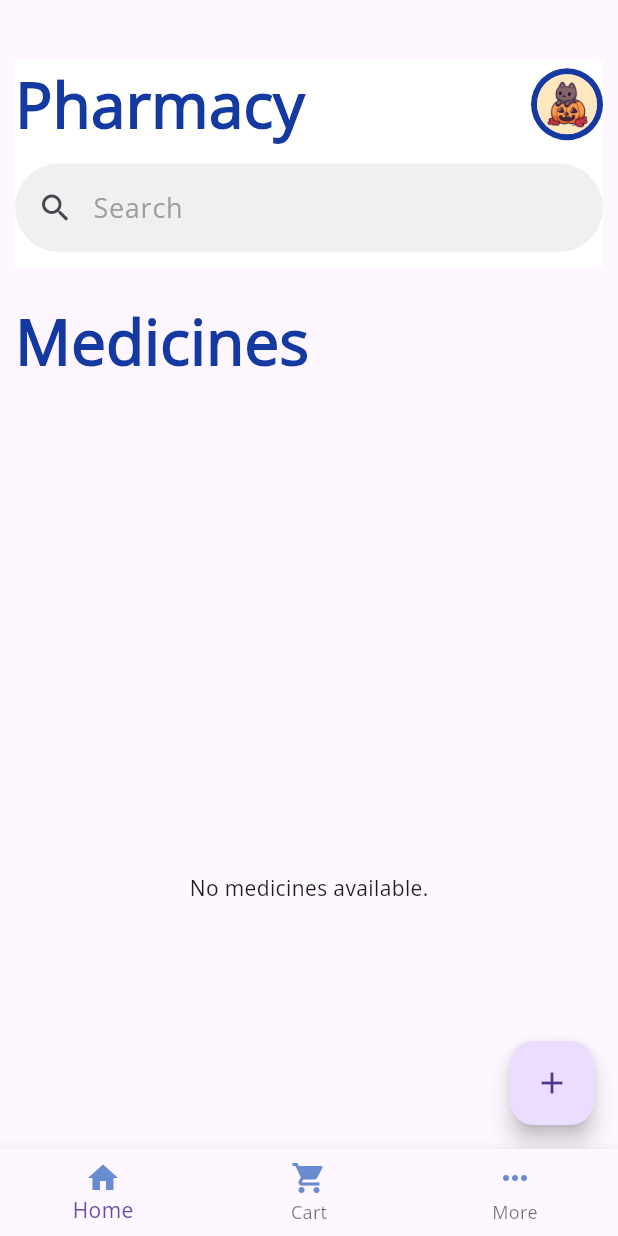
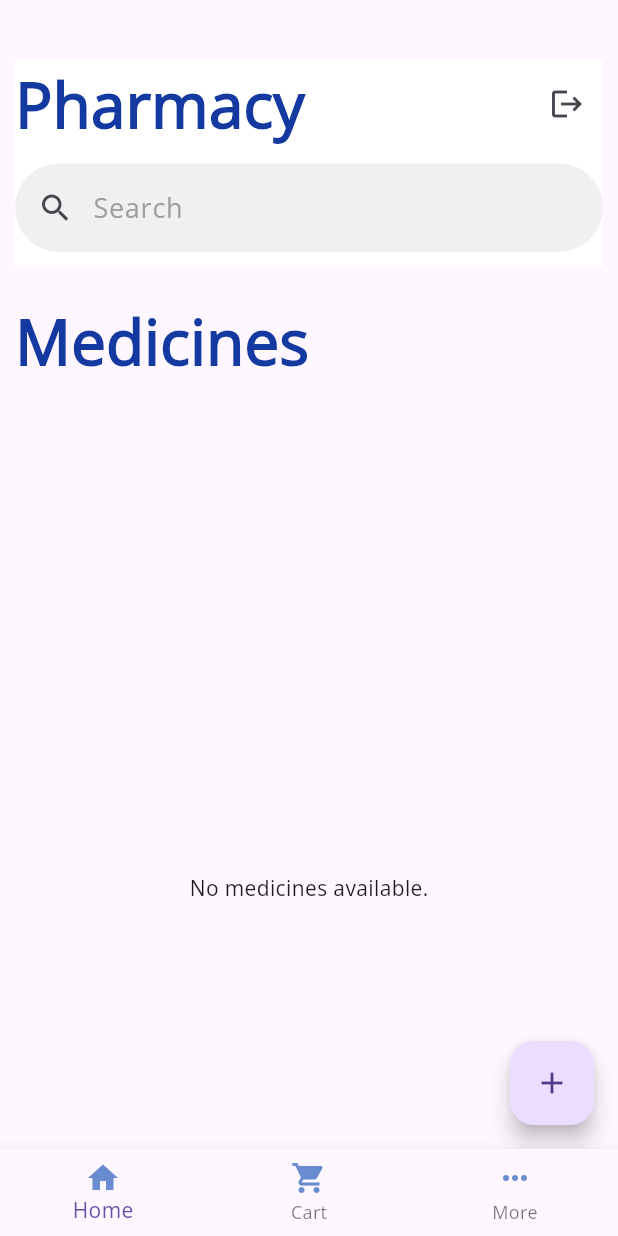
Before and after one commit to AhmedNassarFR/Elixir, a Flutter app: the screen it shows once a user with an empty profile is signed in, on a phone screen of 412 x 824 dp. Run offline on Flutter 3.47's test engine with Material 3 defaults, Android fonts, the phone set to English and light mode, and no system bars; our stand-ins replace cloud_firestore, firebase_auth, firebase_core, firebase_storage, flutter_bloc, flutter_screenutil and 4 more; accounts and stored records are empty; network calls fail.

Commit message:
the code to the app

```diff
--- a/lib/screens/homePageContentPharma.dart
+++ b/lib/screens/homePageContentPharma.dart
@@ -59,26 +59,7 @@ class _HomeScreenPharmaState extends State<HomeScreenPharma> {
                             "Pharmacy",
                             style: MyFonts.heading,
                           ),
-                          CircleAvatar(
-                            backgroundColor: MyColors.lPrimary,
-                            radius: 24,
-                            child: CircleAvatar(
-                              radius: 20,
-                              child: ClipOval(
-                                child: Image.asset(
-                                  'assets/images/profile pic.jpg',
-                                  fit: BoxFit.cover,
-                                  errorBuilder: (context, error, stackTrace) {
-                                    return Icon(
-                                      Icons.person,
-                                      size: 40,
-                                      color: Colors.grey,
-                                    );
-                                  },
-                                ),
-                              ),
-                            ),
-                          ),
+                          IconButton(onPressed: (){AuthService().signOut();}, icon: Icon(Icons.logout))
                         ],
                       ),
                     ),
```
